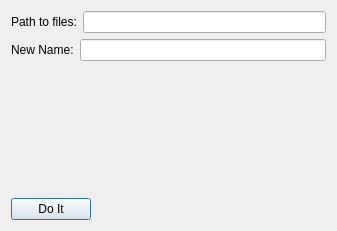
Before: the Qt Designer form CroCo/rename.ui in DPSablowski/croco, drawn with Qt 5.
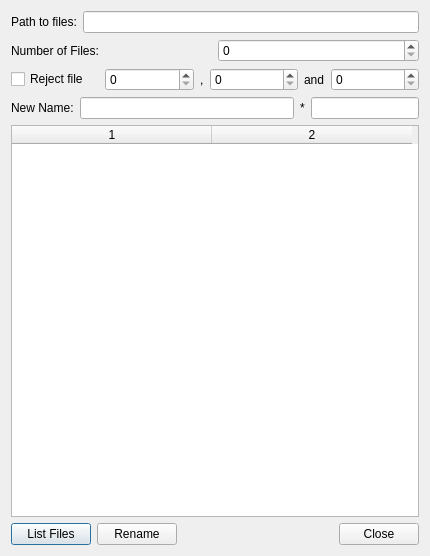
After: the same form once the commit is applied.

Patch:
```diff
--- a/CroCo/rename.ui
+++ b/CroCo/rename.ui
@@ -6,8 +6,8 @@
    <rect>
     <x>0</x>
     <y>0</y>
-    <width>337</width>
-    <height>231</height>
+    <width>430</width>
+    <height>556</height>
    </rect>
   </property>
   <property name="windowTitle">
@@ -30,6 +30,70 @@
        </item>
       </layout>
      </item>
+     <item>
+      <layout class="QHBoxLayout" name="horizontalLayout_4">
+       <item>
+        <widget class="QLabel" name="label_4">
+         <property name="text">
+          <string>Number of Files:</string>
+         </property>
+        </widget>
+       </item>
+       <item>
+        <widget class="QSpinBox" name="spinBox">
+         <property name="maximum">
+          <number>9999</number>
+         </property>
+        </widget>
+       </item>
+      </layout>
+     </item>
+     <item>
+      <layout class="QHBoxLayout" name="horizontalLayout_5">
+       <item>
+        <widget class="QCheckBox" name="checkBox">
+         <property name="text">
+          <string>Reject file</string>
+         </property>
+        </widget>
+       </item>
+       <item>
+        <widget class="QSpinBox" name="spinBox_2"/>
+       </item>
+       <item>
+        <widget class="QLabel" name="label_5">
+         <property name="sizePolicy">
+          <sizepolicy hsizetype="Maximum" vsizetype="Preferred">
+           <horstretch>0</horstretch>
+           <verstretch>0</verstretch>
+          </sizepolicy>
+         </property>
+         <property name="text">
+          <string>,</string>
+         </property>
+        </widget>
+       </item>
+       <item>
+        <widget class="QSpinBox" name="spinBox_3"/>
+       </item>
+       <item>
+        <widget class="QLabel" name="label_6">
+         <property name="sizePolicy">
+          <sizepolicy hsizetype="Maximum" vsizetype="Preferred">
+           <horstretch>0</horstretch>
+           <verstretch>0</verstretch>
+          </sizepolicy>
+         </property>
+         <property name="text">
+          <string>and</string>
+         </property>
+        </widget>
+       </item>
+       <item>
+        <widget class="QSpinBox" name="spinBox_4"/>
+       </item>
+      </layout>
+     </item>
      <item>
       <layout class="QHBoxLayout" name="horizontalLayout">
        <item>
@@ -42,20 +106,39 @@
        <item>
         <widget class="QLineEdit" name="lineEdit_2"/>
        </item>
+       <item>
+        <widget class="QLabel" name="label_3">
+         <property name="text">
+          <string>*</string>
+         </property>
+        </widget>
+       </item>
+       <item>
+        <widget class="QLineEdit" name="lineEdit_3">
+         <property name="sizePolicy">
+          <sizepolicy hsizetype="Minimum" vsizetype="Fixed">
+           <horstretch>0</horstretch>
+           <verstretch>0</verstretch>
+          </sizepolicy>
+         </property>
+        </widget>
+       </item>
       </layout>
      </item>
      <item>
-      <spacer name="verticalSpacer">
-       <property name="orientation">
-        <enum>Qt::Vertical</enum>
+      <widget class="QTableWidget" name="tableWidget">
+       <property name="columnCount">
+        <number>2</number>
        </property>
-       <property name="sizeHint" stdset="0">
-        <size>
-         <width>20</width>
-         <height>40</height>
-        </size>
-       </property>
-      </spacer>
+       <attribute name="horizontalHeaderCascadingSectionResizes">
+        <bool>true</bool>
+       </attribute>
+       <attribute name="horizontalHeaderDefaultSectionSize">
+        <number>200</number>
+       </attribute>
+       <column/>
+       <column/>
+      </widget>
      </item>
      <item>
       <layout class="QHBoxLayout" name="horizontalLayout_3">
@@ -68,7 +151,14 @@
           </sizepolicy>
          </property>
          <property name="text">
-          <string>Do It</string>
+          <string>List Files</string>
+         </property>
+        </widget>
+       </item>
+       <item>
+        <widget class="QPushButton" name="pushButton_2">
+         <property name="text">
+          <string>Rename</string>
          </property>
         </widget>
        </item>
@@ -85,6 +175,13 @@
          </property>
         </spacer>
        </item>
+       <item>
+        <widget class="QPushButton" name="pushButton_3">
+         <property name="text">
+          <string>Close</string>
+         </property>
+        </widget>
+       </item>
       </layout>
      </item>
     </layout>
```
Left out of the diff: 19 changed lines with no effect on the pictures.
